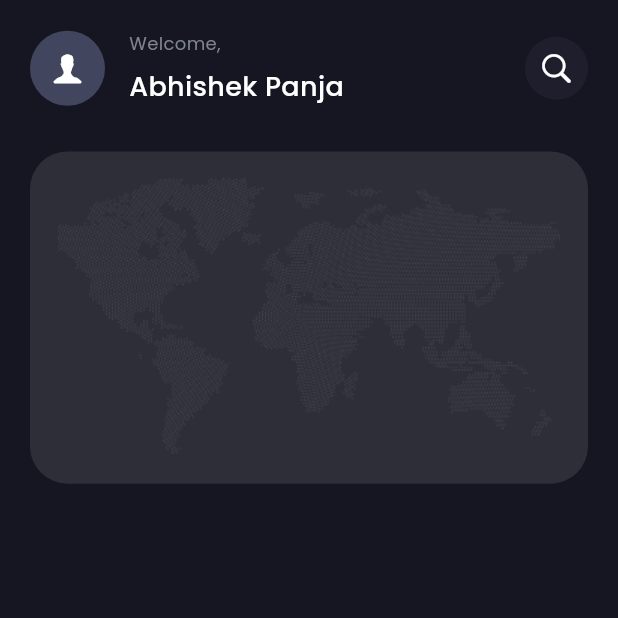
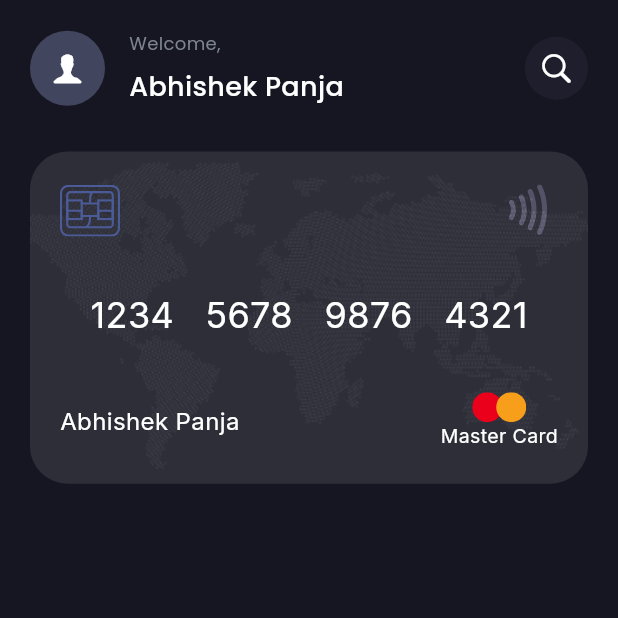
Before and after one commit to abhishekpanja554/ezee_Banking, a Flutter app: the HomeScreen screen opened by its route, on a phone screen of 412 x 824 dp, the top half of it. Run offline on Flutter 3.47's test engine with Material 3 defaults, Android fonts, the phone set to English and light mode, and no system bars; our stand-ins replace carousel_slider, flutter_svg, go_router, google_fonts, lottie.

Commit message:
card flip implemented

```diff
--- a/lib/core/pages/home/home_screen.dart
+++ b/lib/core/pages/home/home_screen.dart
@@ -85,7 +85,7 @@ class _HomeScreenState extends State<HomeScreen> {
               const SizedBox(
                 height: 30,
               ),
-              const CreditCard(),
+               const CreditCard(),
             ],
           ),
         ),
--- a/lib/core/widgets/credit_card.dart
+++ b/lib/core/widgets/credit_card.dart
@@ -1,5 +1,10 @@
+import 'dart:math';
+
+import 'package:ez_banking/core/constants/colors.dart';
 import 'package:ez_banking/core/utilities/screen_size_config.dart';
 import 'package:flutter/material.dart';
+import 'package:flutter_svg/flutter_svg.dart';
+import 'package:google_fonts/google_fonts.dart';
 
 class CreditCard extends StatefulWidget {
   const CreditCard({super.key});
@@ -9,18 +14,205 @@ class CreditCard extends StatefulWidget {
 }
 
 class _CreditCardState extends State<CreditCard> {
+  bool _showFrontSide = true;
+  void _switchCard() {
+    setState(() {
+      _showFrontSide = !_showFrontSide;
+    });
+  }
+
+  Widget __transitionBuilder(Widget widget, Animation<double> animation) {
+    final rotateAnim = Tween(begin: pi, end: 0.0).animate(animation);
+    return AnimatedBuilder(
+      animation: rotateAnim,
+      child: widget,
+      builder: (context, widget) {
+        final isUnder = (ValueKey(_showFrontSide) != widget!.key);
+        var tilt = ((animation.value - 0.5).abs() - 0.5) * 0.003;
+        tilt *= isUnder ? -1.0 : 1.0;
+        final value =
+            isUnder ? min(rotateAnim.value, pi / 2) : rotateAnim.value;
+        return Transform(
+          transform: Matrix4.rotationY(value)..setEntry(3, 0, tilt),
+          alignment: Alignment.center,
+          child: widget,
+        );
+      },
+    );
+  }
+
+  @override
+  Widget build(BuildContext context) {
+    return GestureDetector(
+      onTap: _switchCard,
+      child: AnimatedSwitcher(
+        transitionBuilder: __transitionBuilder,
+        duration: const Duration(milliseconds: 600),
+        layoutBuilder: (widget, list) => Stack(children: [widget!, ...list]),
+        switchInCurve: Curves.easeInBack,
+        switchOutCurve: Curves.easeInBack.flipped,
+        child:
+            _showFrontSide ? const CreditCardFront() : const CreditCardBack(),
+      ),
+    );
+  }
+}
+
+class CreditCardFront extends StatelessWidget {
+  const CreditCardFront({super.key});
+
   @override
   Widget build(BuildContext context) {
     return Container(
+      padding: const EdgeInsets.symmetric(vertical: 22, horizontal: 20),
       width: SizeConfig.screenWidth - 40,
       height: (SizeConfig.screenWidth - 40) / 1.68,
       decoration: BoxDecoration(
         image: const DecorationImage(
-          image: AssetImage('assets/worldmap.png'),
-        ),
+            image: AssetImage('assets/worldmap.png'), fit: BoxFit.fill),
         color: Colors.white.withOpacity(0.1),
         borderRadius: BorderRadius.circular(25),
+      ),
+      child: Column(
+        mainAxisAlignment: MainAxisAlignment.spaceBetween,
+        children: [
+          Row(
+            mainAxisAlignment: MainAxisAlignment.spaceBetween,
+            children: [
+              SvgPicture.asset(
+                'assets/chip.svg',
+                height: 35,
+                width: 40,
+              ),
+              SvgPicture.asset(
+                'assets/wifi.svg',
+                height: 35,
+                width: 40,
+              ),
+            ],
+          ),
+          Text(
+            '1234   5678   9876   4321',
+            style: GoogleFonts.inter(
+              fontSize: 24,
+              fontWeight: FontWeight.normal,
+              color: Colors.white,
+            ),
+          ),
+          Row(
+            mainAxisAlignment: MainAxisAlignment.spaceBetween,
+            children: [
+              Text(
+                'Abhishek Panja',
+                style: GoogleFonts.inter(
+                  fontSize: 16,
+                  fontWeight: FontWeight.normal,
+                  color: Colors.white,
+                ),
+              ),
+              Column(
+                children: [
+                  SvgPicture.asset('assets/cardlogo.svg'),
+                  Text(
+                    'Master Card',
+                    style: GoogleFonts.inter(
+                      fontSize: 13,
+                      fontWeight: FontWeight.normal,
+                      color: Colors.white,
+                    ),
+                  ),
+                ],
+              )
+            ],
+          )
+        ],
       ),
     );
   }
 }
+
+class CreditCardBack extends StatelessWidget {
+  const CreditCardBack({super.key});
+
+  @override
+  Widget build(BuildContext context) {
+    return Container(
+      padding: const EdgeInsets.symmetric(vertical: 22, horizontal: 20),
+      width: SizeConfig.screenWidth - 40,
+      height: (SizeConfig.screenWidth - 40) / 1.68,
+      decoration: BoxDecoration(
+        image: const DecorationImage(
+            image: AssetImage('assets/worldmap.png'), fit: BoxFit.fill),
+        color: Colors.white.withOpacity(0.1),
+        borderRadius: BorderRadius.circular(25),
+      ),
+      child: Column(
+        mainAxisAlignment: MainAxisAlignment.spaceBetween,
+        children: [
+          Row(
+            mainAxisAlignment: MainAxisAlignment.spaceBetween,
+            children: [
+              SvgPicture.asset(
+                'assets/chip.svg',
+                height: 35,
+                width: 40,
+              ),
+              SvgPicture.asset(
+                'assets/wifi.svg',
+                height: 35,
+                width: 40,
+              ),
+            ],
+          ),
+          Row(
+            mainAxisAlignment: MainAxisAlignment.spaceBetween,
+            children: [
+              Column(
+                crossAxisAlignment: CrossAxisAlignment.start,
+                children: [
+                  Text(
+                    'Expiry',
+                    style: GoogleFonts.inter(
+                      fontSize: 12,
+                      fontWeight: FontWeight.normal,
+                      color: textGrey,
+                    ),
+                  ),
+                  Text(
+                    '06/2027',
+                    style: GoogleFonts.inter(
+                      fontSize: 16,
+                      fontWeight: FontWeight.normal,
+                      color: Colors.white,
+                    ),
+                  ),
+                ],
+              ),
+              Column(
+                crossAxisAlignment: CrossAxisAlignment.start,
+                children: [
+                  Text(
+                    'CVV',
+                    style: GoogleFonts.inter(
+                      fontSize: 12,
+                      fontWeight: FontWeight.normal,
+                      color: textGrey,
+                    ),
+                  ),
+                  Text(
+                    '320',
+                    style: GoogleFonts.inter(
+                      fontSize: 16,
+                      fontWeight: FontWeight.normal,
+                      color: Colors.white,
+                    ),
+                  ),
+                ],
+              )
+            ],
+          )
+        ],
+      ),
+    );
+  }
+}
```
Also changed, not shown: assets/cardlogo.svg (added), assets/wifi.svg (added).
